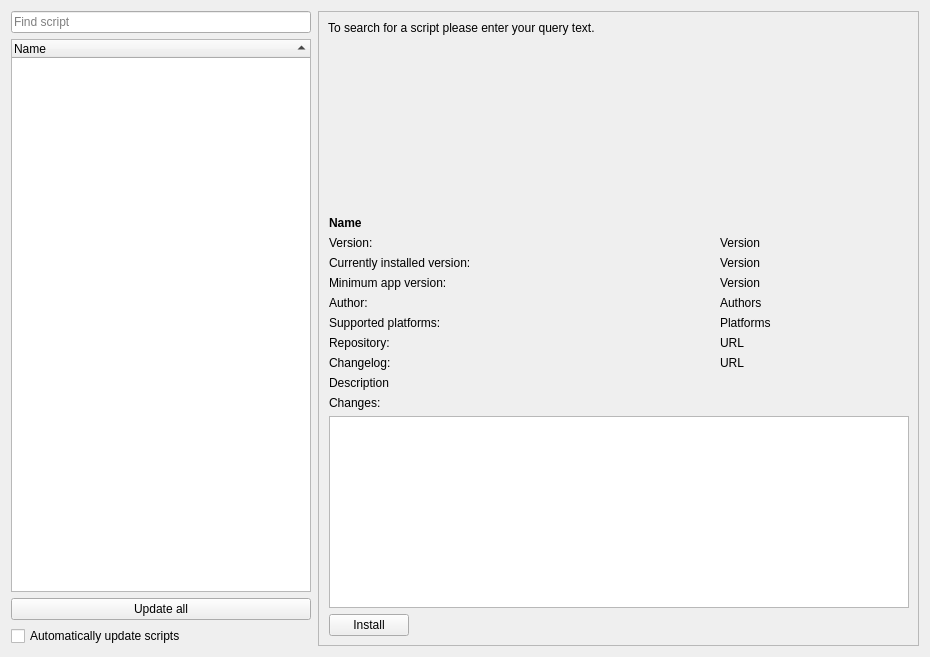
The window that src/dialogs/scriptrepositorydialog.ui (pbek/QOwnNotes) describes before a commit, drawn with Qt 5.
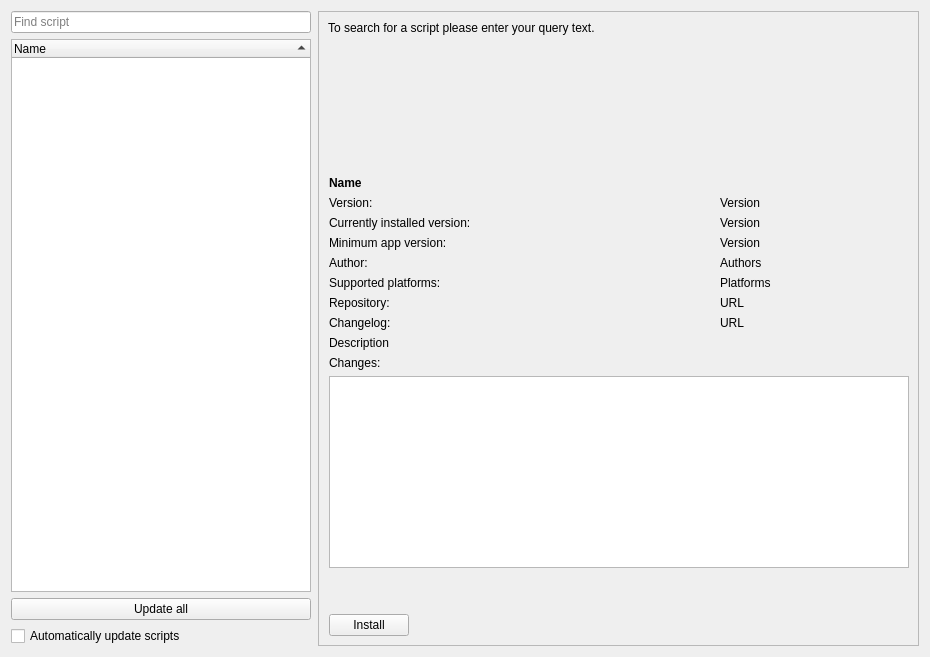
The same window after the commit. Icons and pictures are not drawn. Custom widgets are drawn as their Qt base class.

Commit message: #3709 scripts: fix repository dialog spacing

The edit to the form file:
```diff
--- a/src/dialogs/scriptrepositorydialog.ui
+++ b/src/dialogs/scriptrepositorydialog.ui
@@ -236,6 +236,19 @@
               </layout>
              </widget>
             </item>
+           <item row="13" column="0" colspan="3">
+            <spacer name="verticalSpacer">
+             <property name="orientation">
+              <enum>Qt::Vertical</enum>
+             </property>
+             <property name="sizeHint" stdset="0">
+              <size>
+               <width>20</width>
+               <height>40</height>
+              </size>
+             </property>
+            </spacer>
+           </item>
            <item row="11" column="0" colspan="3">
             <widget class="Label" name="descriptionLabel">
              <property name="text">
```
The commit also changes 1 other file.
